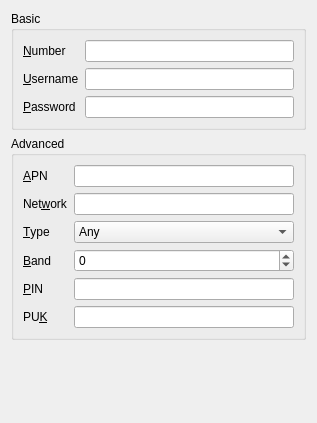
The window that libs/ui/gsm.ui (KDE/networkmanagement) describes before a commit, drawn with Qt 5.
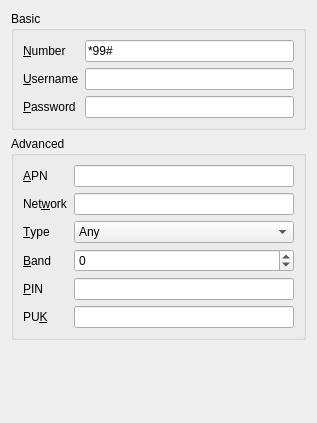
The same window after the commit. Custom widgets are drawn as their Qt base class.

Commit message: Use sensible default number and update network type settings

```diff
--- a/libs/ui/gsm.ui
+++ b/libs/ui/gsm.ui
@@ -30,7 +30,11 @@
        </widget>
       </item>
       <item row="0" column="1" >
-       <widget class="KLineEdit" name="kcfg_number" />
+       <widget class="KLineEdit" name="kcfg_number" >
+        <property name="text" >
+         <string>*99#</string>
+        </property>
+       </widget>
       </item>
       <item row="1" column="0" >
        <widget class="QLabel" name="label_8" >
```
Left out of the diff: 12 changed lines with no effect on the pictures.
